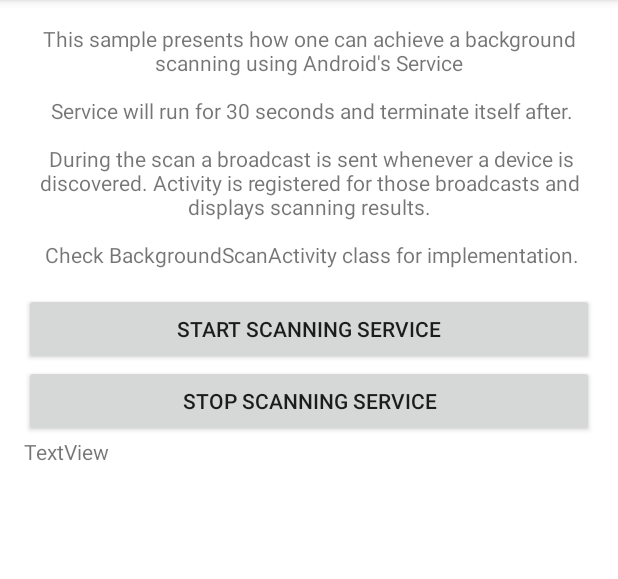
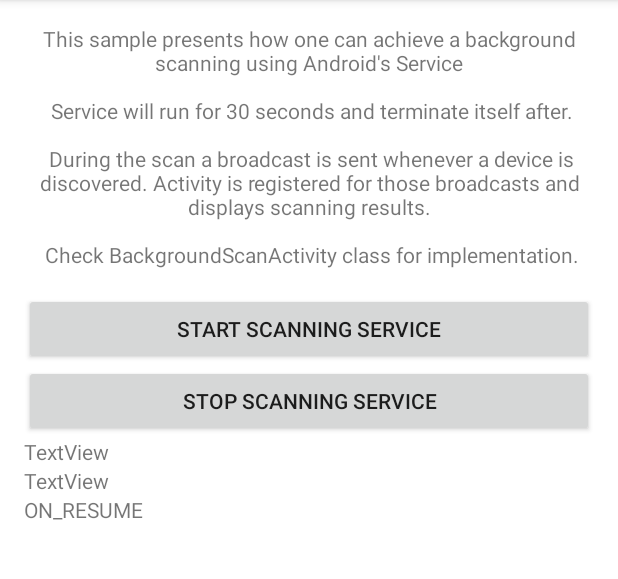
Before and after one commit to TommasoNocchi/DistractionPedestrianSystem, an Android app: the BackgroundScanActivity screen opened directly, with no data from a screen before it, on a phone screen of 412 x 824 dp, the part 84-663 px from its top. Run offline under Robolectric (Android 15) with nearby library versions, the phone set to English and light mode, and no system bars; libraries missing offline, so code that uses them is left out: com.androidplot.xy, com.kontakt.sdk; 1 statement that could not run was skipped.

Commit message:
fixed some issues

```diff
--- a/app/src/main/AndroidManifest.xml
+++ b/app/src/main/AndroidManifest.xml
@@ -12,6 +12,7 @@
     <uses-permission android:name="android.permission.ACCESS_FINE_LOCATION" />
     <uses-permission android:name="android.permission.FOREGROUND_SERVICE" />
     <uses-permission android:name="android.permission.BLUETOOTH_PRIVILEGED" />
+    <uses-permission android:name="android.permission.ACTIVITY_RECOGNITION"/>
 
     <application
         android:name="it.unipi.sample.App"
--- a/app/src/main/java/it/unipi/sample/FilteredData.java
+++ b/app/src/main/java/it/unipi/sample/FilteredData.java
@@ -30,7 +30,7 @@ public class FilteredData {
     // Duration of window
     private final long FIVE_SECONDS_IN_NANOS = 5000000000L;
     // Main activity, used for updating the UI
-    private MainActivity ma;
+    private BackgroundScanActivity ma;
 
     public FilteredData(BackgroundScanActivity ma) {
         this.ma = ma;
--- a/app/src/main/java/it/unipi/sample/samples/BackgroundScanActivity.java
+++ b/app/src/main/java/it/unipi/sample/samples/BackgroundScanActivity.java
@@ -1,9 +1,12 @@
 package it.unipi.sample.samples;
 
+import android.Manifest;
+import android.annotation.SuppressLint;
 import android.content.BroadcastReceiver;
 import android.content.Context;
 import android.content.Intent;
 import android.content.IntentFilter;
+import android.content.pm.PackageManager;
 import android.hardware.Sensor;
 import android.hardware.SensorEvent;
 import android.hardware.SensorEventListener;
@@ -18,6 +21,7 @@ import android.widget.TextView;
 import androidx.annotation.NonNull;
 import androidx.appcompat.app.ActionBar;
 import androidx.appcompat.app.AppCompatActivity;
+import androidx.core.content.ContextCompat;
 
 import com.androidplot.xy.XYPlot;
 import com.kontakt.sample.R;
@@ -44,12 +48,21 @@ public class BackgroundScanActivity extends AppCompatActivity implements View.On
   private Sensor s1;
   private Sensor s2;
   private static String TAG = "StepCounterExample";
-  private int systemStepCount;
+  private int systemStepCount = 0;
   private XYPlot plot;
   private FilteredData fd;
+  private int debug_counter = 0;
+  private int debug_step_counter = 0;
 
+  @SuppressLint("NewApi")
   @Override
   protected void onCreate(Bundle savedInstanceState) {
+    if(ContextCompat.checkSelfPermission(this,
+            Manifest.permission.ACTIVITY_RECOGNITION) == PackageManager.PERMISSION_DENIED){
+      //ask for permission
+      requestPermissions(new String[]{Manifest.permission.ACTIVITY_RECOGNITION}, 0);
+    }
+
     super.onCreate(savedInstanceState);
     setContentView(R.layout.activity_background_scan);
     statusText = (TextView) findViewById(R.id.status_text);
@@ -66,6 +79,9 @@ public class BackgroundScanActivity extends AppCompatActivity implements View.On
 
     // Setup sensors
     sensorSetup();
+
+    TextView textView = (TextView) findViewById(R.id.debug_text_view);
+    textView.setText("ON_CREATE");
   }
 
   private void sensorSetup(){
@@ -75,16 +91,22 @@ public class BackgroundScanActivity extends AppCompatActivity implements View.On
     if(s1 == null || s2 == null)
     {
       Log.d(TAG, "Sensor(s) unavailable");
-      finish(); // l'attività viene terminata
+      finish();
     }
   }
 
   @Override
   public void onSensorChanged(SensorEvent event) {
+    TextView textView2 = (TextView) findViewById(R.id.debug_text_view);
+    textView2.setText("ON_SENSOR_CHANGED" + debug_counter++);
+
     if(event.sensor.getType() == Sensor.TYPE_STEP_DETECTOR) {
       systemStepCount++;
       TextView textView = (TextView) findViewById(R.id.step_counter_text);
-      textView.setText(systemStepCount);
+      textView.setText(String.format("%d", systemStepCount));
+
+      TextView textView3 = (TextView) findViewById(R.id.debug_text_view2);
+      textView3.setText("TYPE_STEP_DETECTOR" + debug_step_counter++);
     } else if(event.sensor.getType() == Sensor.TYPE_LINEAR_ACCELERATION) {
       fd.addToQueue(event);
     }
@@ -92,11 +114,15 @@ public class BackgroundScanActivity extends AppCompatActivity implements View.On
 
   @Override
   public void onAccuracyChanged(Sensor sensor, int accuracy) {
+    TextView textView = (TextView) findViewById(R.id.debug_text_view);
+    textView.setText("ON_ACCURACY_CHANGED");
     Log.i(TAG, "Accuracy changed");
   }
 
   @Override
   protected void onPause() {
+    TextView textView = (TextView) findViewById(R.id.debug_text_view);
+    textView.setText("ON_PAUSE");
     unregisterReceiver(scanningBroadcastReceiver);
     super.onPause();
     sm.unregisterListener(this);
@@ -104,11 +130,16 @@ public class BackgroundScanActivity extends AppCompatActivity implements View.On
 
   @Override
   public void onPointerCaptureChanged(boolean hasCapture) {
+    TextView textView = (TextView) findViewById(R.id.debug_text_view);
+    textView.setText("ON_POINTERCAPTURECHANGED");
     super.onPointerCaptureChanged(hasCapture);
   }
 
   @Override
   protected void onResume() {
+    TextView textView = (TextView) findViewById(R.id.debug_text_view);
+    textView.setText("ON_RESUME");
+
     super.onResume();
     //Register Broadcast receiver that will accept results from background scanning
     IntentFilter intentFilter = new IntentFilter(BackgroundScanService.ACTION_DEVICE_DISCOVERED);
--- a/app/src/main/res/layout/activity_background_scan.xml
+++ b/app/src/main/res/layout/activity_background_scan.xml
@@ -47,13 +47,24 @@
       android:text="TextView" />
 
   <TextView
+      android:id="@+id/debug_text_view2"
+      android:layout_width="match_parent"
+      android:layout_height="wrap_content"
+      android:text="TextView" />
+
+  <TextView
+      android:id="@+id/debug_text_view"
+      android:layout_width="match_parent"
+      android:layout_height="wrap_content"
+      android:text="TextView" />
+
+  <TextView
       android:id="@+id/status_text"
       android:layout_width="wrap_content"
       android:layout_height="wrap_content"
+      android:layout_gravity="center_horizontal"
       android:layout_marginTop="16dp"
-      android:layout_gravity="center_horizontal"
       android:gravity="center"
-      tools:text="Devices discovered: 0"
-      />
+      tools:text="Devices discovered: 0" />
 
 </LinearLayout>
--- a/settings.gradle
+++ b/settings.gradle
@@ -3,6 +3,7 @@ pluginManagement {
         gradlePluginPortal()
         google()
         mavenCentral()
+        jcenter()
     }
 }
 dependencyResolutionManagement {
@@ -10,6 +11,7 @@ dependencyResolutionManagement {
     repositories {
         google()
         mavenCentral()
+        jcenter()
     }
 }
 rootProject.name = "DistractionPedestrianSystem"
```
